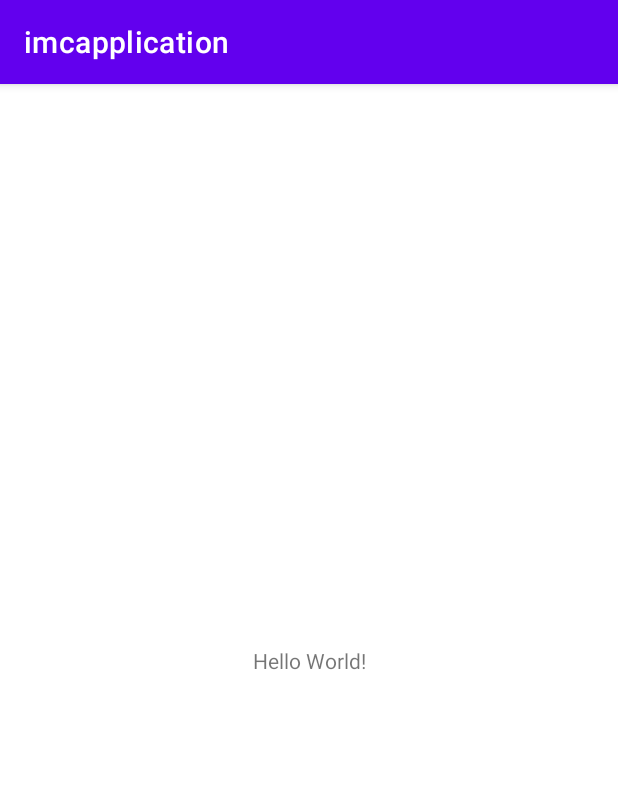
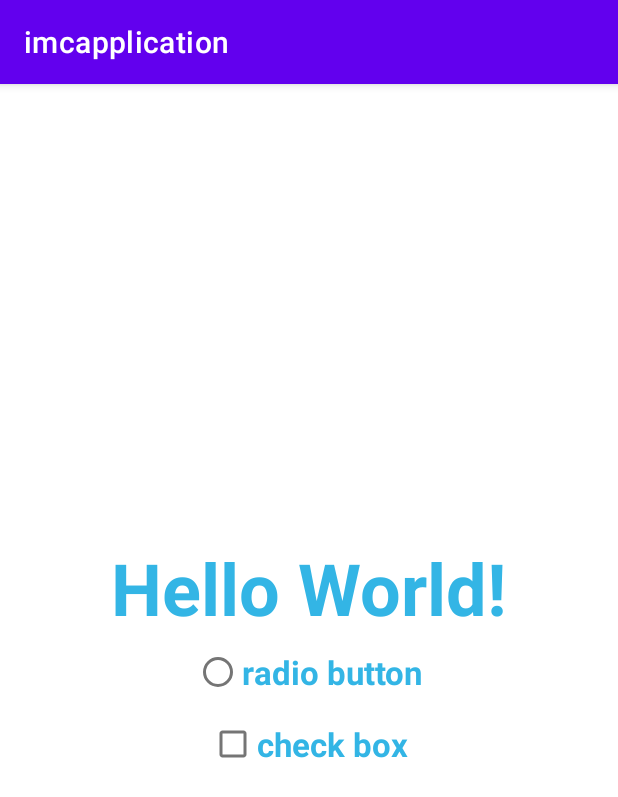
Before and after one commit to marcosdenisalves/imcapp, an Android app: the screen it shows after launch (MainActivity), on a phone screen of 412 x 824 dp. Shown: the top 797 px of the screen. Run offline under Robolectric (Android 15) with nearby library versions, the phone set to English and light mode, and no system bars.

Commit message:
Trabalhando com herança de estilos

```diff
--- a/app/src/main/AndroidManifest.xml
+++ b/app/src/main/AndroidManifest.xml
@@ -4,11 +4,12 @@
 
     <application
         android:allowBackup="true"
-        android:icon="@mipmap/ic_launcher"
+        android:icon="@drawable/ic_launcher_background"
         android:label="@string/app_name"
         android:roundIcon="@mipmap/ic_launcher_round"
         android:supportsRtl="true"
         android:theme="@style/Theme.Imcapplication">
+        <activity android:name=".ResultActivity"></activity>
         <activity android:name=".MainActivity">
             <intent-filter>
                 <action android:name="android.intent.action.MAIN" />
--- a/app/src/main/res/layout/activity_main.xml
+++ b/app/src/main/res/layout/activity_main.xml
@@ -1,18 +1,29 @@
 <?xml version="1.0" encoding="utf-8"?>
-<androidx.constraintlayout.widget.ConstraintLayout xmlns:android="http://schemas.android.com/apk/res/android"
-    xmlns:app="http://schemas.android.com/apk/res-auto"
-    xmlns:tools="http://schemas.android.com/tools"
+<LinearLayout xmlns:android="http://schemas.android.com/apk/res/android"
+    android:gravity="center"
+    android:orientation="vertical"
     android:layout_width="match_parent"
     android:layout_height="match_parent"
-    tools:context=".MainActivity">
+    >
 
     <TextView
+        android:text="Hello World!"
         android:layout_width="wrap_content"
         android:layout_height="wrap_content"
-        android:text="Hello World!"
-        app:layout_constraintBottom_toBottomOf="parent"
-        app:layout_constraintLeft_toLeftOf="parent"
-        app:layout_constraintRight_toRightOf="parent"
-        app:layout_constraintTop_toTopOf="parent" />
+        style="@style/title_style" />
 
-</androidx.constraintlayout.widget.ConstraintLayout>
+    <RadioButton
+        style="@style/title_style"
+        android:text="radio button"
+        android:textSize="22sp"
+        android:layout_width="wrap_content"
+        android:layout_height="wrap_content" />
+
+    <CheckBox
+        android:text="check box"
+        style="@style/title_style"
+        android:textSize="22sp"
+        android:layout_width="wrap_content"
+        android:layout_height="wrap_content"/>
+
+</LinearLayout>
--- /dev/null
+++ b/app/src/main/res/values/styles.xml
@@ -0,0 +1,9 @@
+<?xml version="1.0" encoding="utf-8"?>
+<resources>
+
+    <style name="title_style">
+        <item name="android:textSize">48sp</item>
+        <item name="android:textColor">@android:color/holo_blue_light</item>
+        <item name="android:textStyle">bold</item>
+    </style>
+</resources>
```
Also changed, not shown: app/src/main/java/com/myproject/imcapplication/ResultActivity.kt (added, +13 -0 lines), app/src/main/res/layout/activity_result.xml (added, +9 -0 lines).
